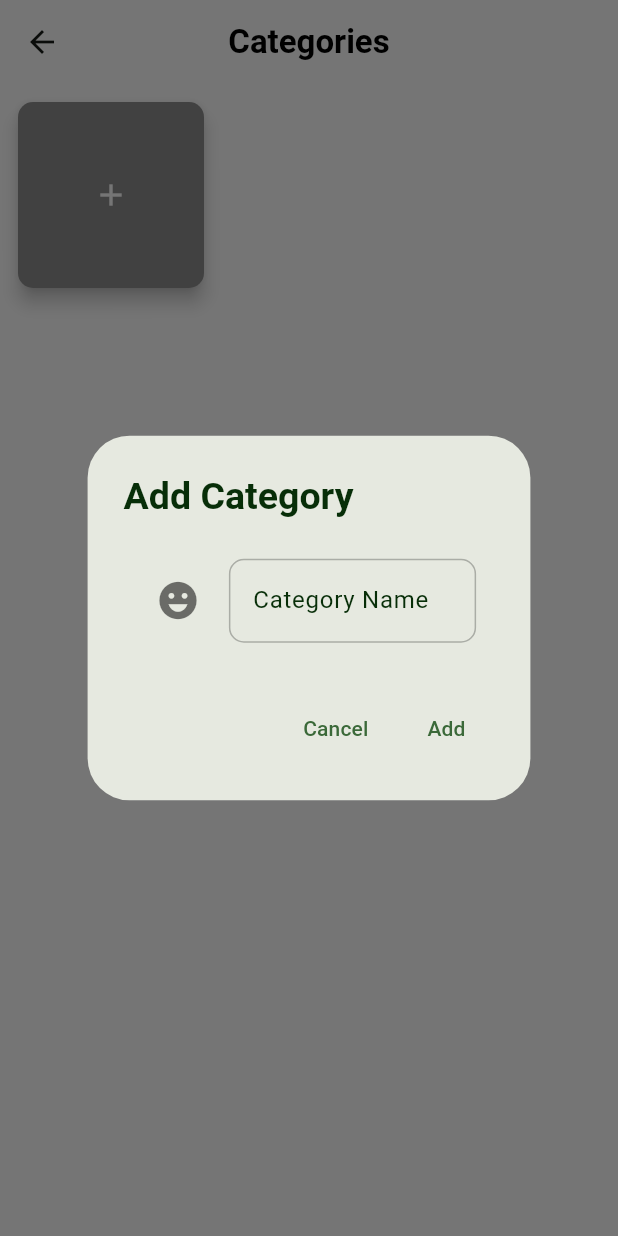
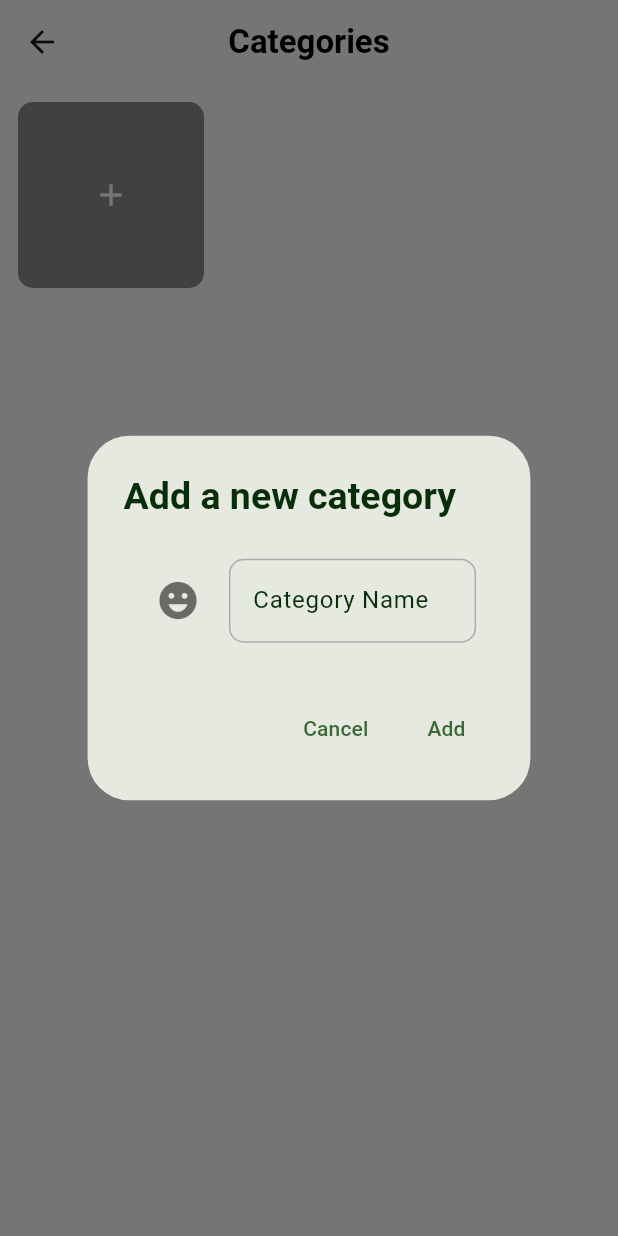
Before and after one commit to fabiooo4/Pecunia, a Flutter app: the Categories screen opened by its route, after a tap on the "add" icon, on a phone screen of 412 x 824 dp. Run offline on Flutter 3.47's test engine with Material 2 defaults, Android fonts, the phone set to English and light mode, and no system bars; our stand-ins replace emoji_picker_flutter, flutter_riverpod, go_router, google_nav_bar, pin_code_fields, riverpod_annotation and 2 more; accounts and stored records are empty; generated files the repository leaves out were written again; statements that could not run were skipped.

```diff
--- a/lib/screens/auth/validation.dart
+++ b/lib/screens/auth/validation.dart
@@ -56,6 +56,7 @@ class _ValidationState extends ConsumerState<Validation> {
     StreamController<ErrorAnimationType> errorController =
         StreamController<ErrorAnimationType>();
     TextEditingController textEditingController = TextEditingController();
+    // ignore: unused_local_variable
     String currentText = "";
     return Scaffold(
       body: Column(
--- a/lib/screens/other/categories.dart
+++ b/lib/screens/other/categories.dart
@@ -70,7 +70,8 @@ class _CategoriesState extends ConsumerState<Categories> {
                     error: (error, stackTrace) => null,
                   );
                   return CategoryTile(
-                    name: category!.name.toString(),
+                    id: category!.id,
+                    name: category.name.toString(),
                     icon: category.icon.toString(),
                     onTap: () {
                       print('Category $category.name tapped');
--- a/lib/screens/statistics/statistics.dart
+++ b/lib/screens/statistics/statistics.dart
@@ -630,14 +630,14 @@ List<TransactionsData> getIncomesByCategory(
       if (accountName == '') {
         if (transaction.type == 'income') {
           final categoryName = categories
-              .firstWhere(
-                (element) => element.id == transaction.category,
-              )
+              .firstWhere((element) => element.id == transaction.category,
+                  orElse: () =>
+                      Category(id: '0', name: 'No category', icon: '❔'))
               .name;
           final categoryIcon = categories
-                  .firstWhere(
-                    (element) => element.id == transaction.category,
-                  )
+                  .firstWhere((element) => element.id == transaction.category,
+                      orElse: () =>
+                          Category(id: '0', name: 'No category', icon: '❔'))
                   .icon ??
               '❔';
 
@@ -648,14 +648,14 @@ List<TransactionsData> getIncomesByCategory(
         if (transaction.type == 'income' &&
             transaction.account == accountName) {
           final categoryName = categories
-              .firstWhere(
-                (element) => element.id == transaction.category,
-              )
+              .firstWhere((element) => element.id == transaction.category,
+                  orElse: () =>
+                      Category(id: '0', name: 'No category', icon: '❔'))
               .name;
           final categoryIcon = categories
-                  .firstWhere(
-                    (element) => element.id == transaction.category,
-                  )
+                  .firstWhere((element) => element.id == transaction.category,
+                      orElse: () =>
+                          Category(id: '0', name: 'No category', icon: '❔'))
                   .icon ??
               '❔';
 
--- a/lib/widgets/category_tile_add.dart
+++ b/lib/widgets/category_tile_add.dart
@@ -49,7 +49,7 @@ class _CategoryTileAddState extends ConsumerState<ConsumerStatefulWidget> {
                   return AlertDialog(
                     insetPadding: const EdgeInsets.all(10),
                     title: const Text(
-                      "Add Category",
+                      "Add a new category",
                       style: TextStyle(
                         fontSize: 25,
                         fontWeight: FontWeight.bold,
@@ -142,7 +142,7 @@ class _CategoryTileAddState extends ConsumerState<ConsumerStatefulWidget> {
             });
       },
       child: Card(
-        elevation: 5,
+        elevation: 0,
         color: const Color.fromARGB(255, 142, 142, 142),
         shape: RoundedRectangleBorder(
           borderRadius: BorderRadius.circular(10),
```
Also changed, not shown: lib/widgets/category_tile.dart (+81 -11 lines).
